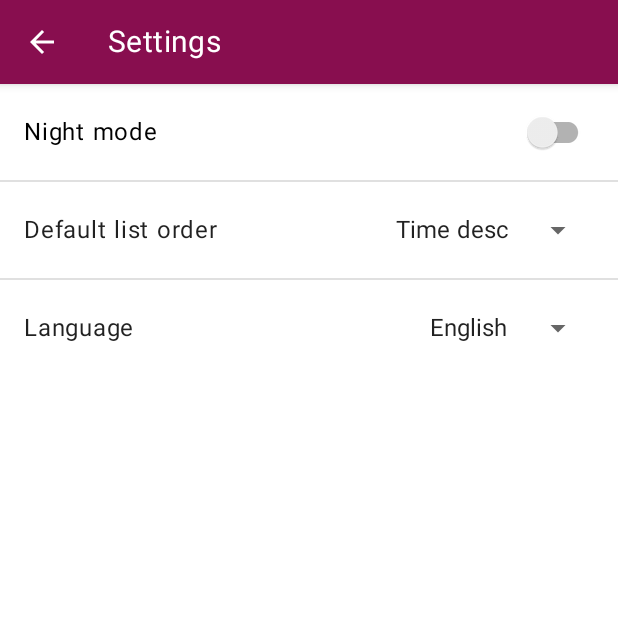
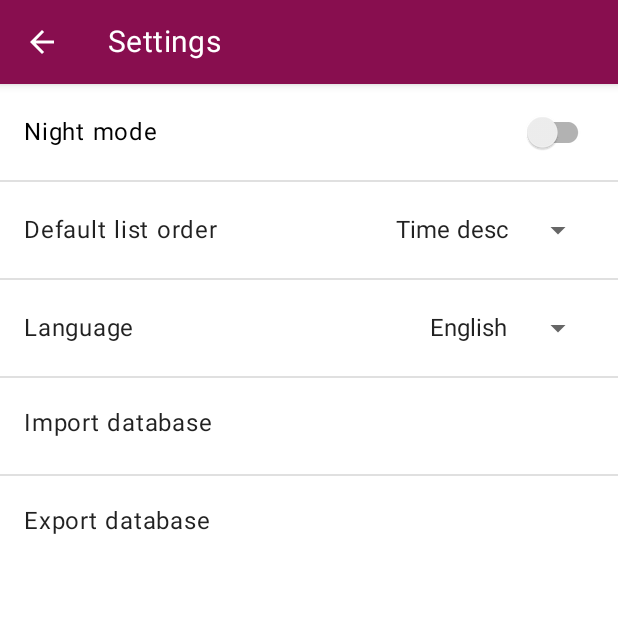
Before and after one commit to mahdi64333/dakhlokharj, an Android app: the SettingsActivity screen opened directly, with no data from a screen before it, on a phone screen of 412 x 824 dp, the top half of it. Run offline under Robolectric (Android 15) with nearby library versions, the phone set to English and light mode, and no system bars.

Commit message:
Added settings menu items to import and export

```diff
--- a/app/src/main/res/layout/activity_settings.xml
+++ b/app/src/main/res/layout/activity_settings.xml
@@ -78,5 +78,29 @@
                 android:layout_height="match_parent"
                 android:entries="@array/languages" />
         </LinearLayout>
+
+        <TextView
+            android:id="@+id/buttonImport"
+            android:layout_width="match_parent"
+            android:layout_height="wrap_content"
+            android:background="?attr/selectableItemBackground"
+            android:clickable="true"
+            android:focusable="true"
+            android:minHeight="?android:attr/listPreferredItemHeight"
+            android:padding="16dp"
+            android:text="@string/import_database"
+            android:textAppearance="@style/TextAppearance.Material3.BodyLarge" />
+
+        <TextView
+            android:id="@+id/buttonExport"
+            android:layout_width="match_parent"
+            android:layout_height="wrap_content"
+            android:background="?attr/selectableItemBackground"
+            android:clickable="true"
+            android:focusable="true"
+            android:minHeight="?android:attr/listPreferredItemHeight"
+            android:padding="16dp"
+            android:text="@string/export_database"
+            android:textAppearance="@style/TextAppearance.Material3.BodyLarge" />
     </LinearLayout>
 </LinearLayout>
--- a/app/src/main/res/values/strings.xml
+++ b/app/src/main/res/values/strings.xml
@@ -91,4 +91,6 @@
     <string name="help_delete">Touch and swipe away to remove a resident.\nAny data associated with that resident will be removed too!</string>
     <string name="help_active">Inactive residents are not included in expenses summery calculations.</string>
     <string name="farsi">فارسی</string>
+    <string name="import_database">Import database</string>
+    <string name="export_database">Export database</string>
 </resources>
```
Also changed, not shown: 1 other file.
